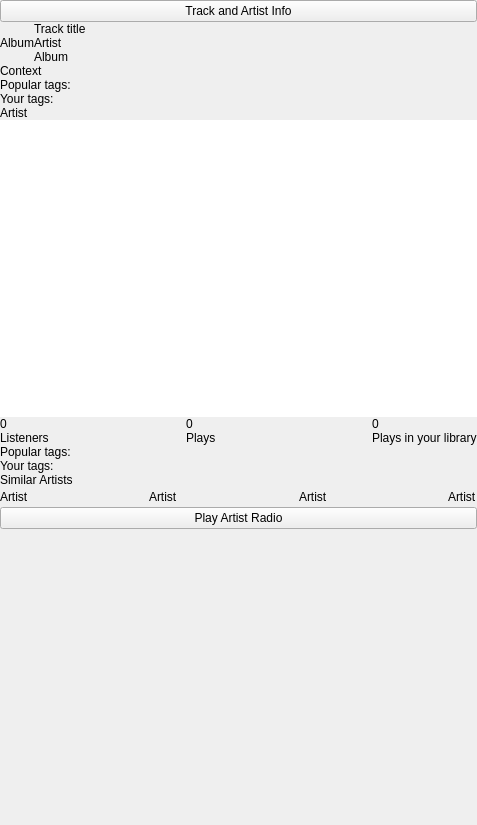
This is app/client/Widgets/MetadataWidget.ui in mutecypher/lastfm-desktop as Qt 5 draws it before an edit. The edited form follows.
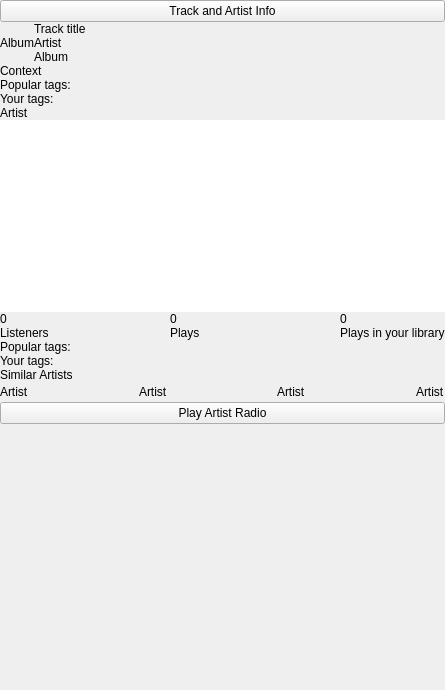
This is the edited form. Custom widgets are drawn as their Qt base class.

Commit message: Metadata widget changes to hide dynamic content until it's fully loaded. Still needs some work.

```diff
--- a/app/client/Widgets/MetadataWidget.ui
+++ b/app/client/Widgets/MetadataWidget.ui
@@ -6,8 +6,8 @@
    <rect>
     <x>0</x>
     <y>0</y>
-    <width>477</width>
-    <height>825</height>
+    <width>445</width>
+    <height>690</height>
    </rect>
   </property>
   <property name="windowTitle">
@@ -46,32 +46,11 @@
        <rect>
         <x>0</x>
         <y>0</y>
-        <width>465</width>
-        <height>801</height>
+        <width>433</width>
+        <height>666</height>
        </rect>
       </property>
-      <layout class="QVBoxLayout" name="verticalLayout_3">
-       <property name="spacing">
-        <number>0</number>
-       </property>
-       <property name="margin">
-        <number>0</number>
-       </property>
-       <item>
-        <widget class="QFrame" name="trackFrame">
-         <property name="sizePolicy">
-          <sizepolicy hsizetype="Preferred" vsizetype="Fixed">
-           <horstretch>0</horstretch>
-           <verstretch>0</verstretch>
-          </sizepolicy>
-         </property>
-         <property name="frameShape">
-          <enum>QFrame::NoFrame</enum>
-         </property>
-         <property name="frameShadow">
-          <enum>QFrame::Raised</enum>
-         </property>
-         <layout class="QVBoxLayout" name="verticalLayout_7">
+      <layout class="QVBoxLayout" name="verticalLayout_3" stretch="0,1">
           <property name="spacing">
            <number>0</number>
           </property>
@@ -182,6 +161,19 @@
            </widget>
           </item>
           <item>
+        <widget class="QStackedWidget" name="loadingStack">
+         <property name="currentIndex">
+          <number>0</number>
+         </property>
+         <widget class="QWidget" name="content">
+          <layout class="QVBoxLayout" name="verticalLayout_8">
+           <property name="spacing">
+            <number>0</number>
+           </property>
+           <property name="margin">
+            <number>0</number>
+           </property>
+           <item>
            <widget class="ContextLabel" name="context">
             <property name="text">
              <string>Context</string>
@@ -238,9 +230,6 @@
             </layout>
            </widget>
           </item>
-         </layout>
-        </widget>
-       </item>
        <item>
         <widget class="QFrame" name="artistFrame">
          <property name="frameShape">
@@ -515,6 +504,9 @@
             </property>
            </widget>
           </item>
+             </layout>
+            </widget>
+           </item>
           <item>
            <spacer name="verticalSpacer_2">
             <property name="orientation">
@@ -529,6 +521,8 @@
            </spacer>
           </item>
          </layout>
+         </widget>
+         <widget class="QWidget" name="spinner"/>
         </widget>
        </item>
       </layout>
```
Lines whose indentation alone changed are shown as unchanged. The commit also changes 3 other files.
